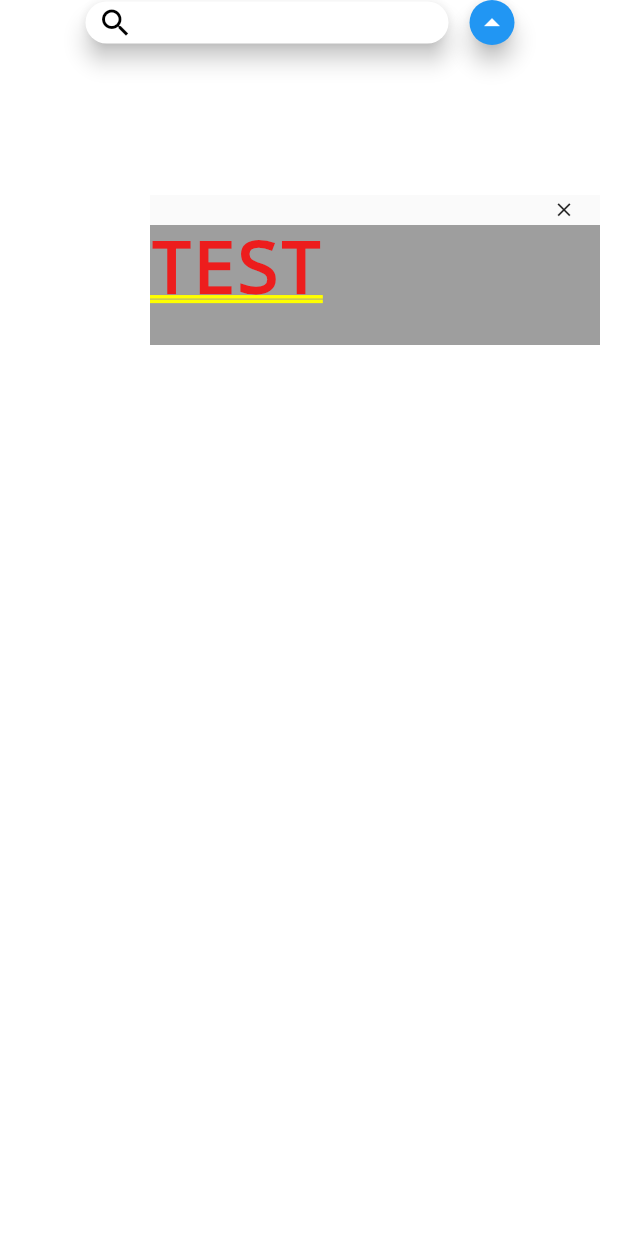
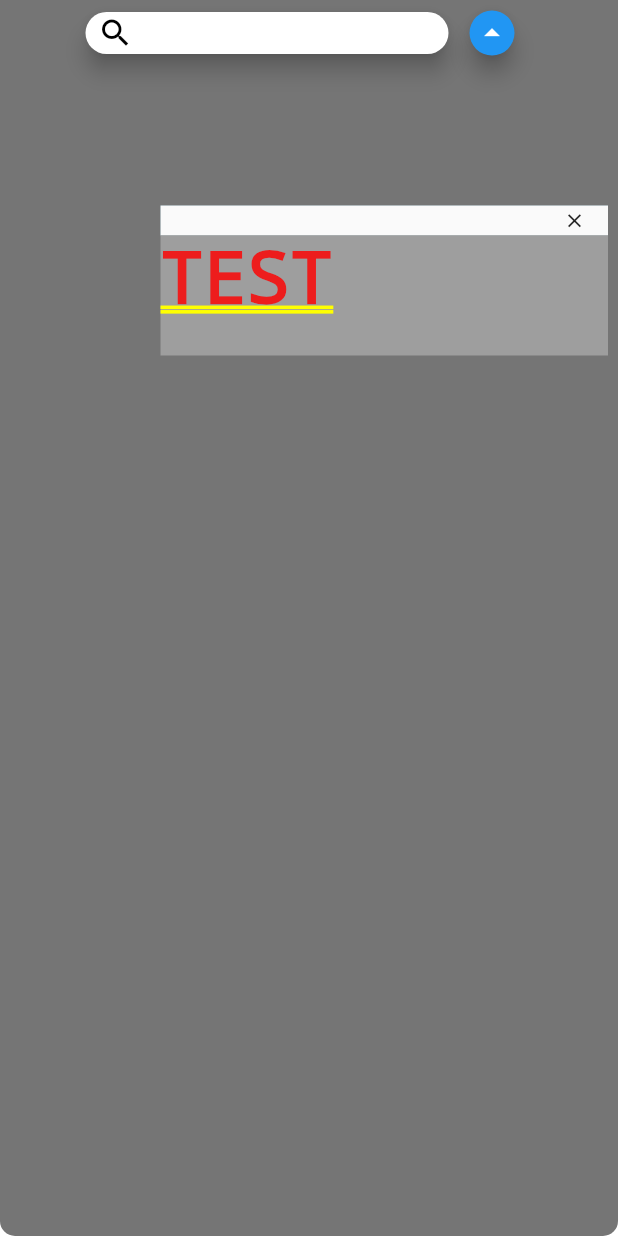
Before and after one commit to geppoo/junction, a Flutter app: the screen it shows after launch, after a tap on the "arrow drop down" icon, on a phone screen of 412 x 824 dp. Run offline on Flutter 3.47's test engine with Material 2 defaults, Android fonts, the phone set to English and light mode, and no system bars; our stand-ins replace easy_debounce, get; missing offline and left inert: bitsdojo_window, flutter_acrylic, hotkey_manager, window_manager; statements that could not run were skipped.

Commit message:
Added background color with rounded borders to junctionTopBar

```diff
--- a/lib/core/junction.dart
+++ b/lib/core/junction.dart
@@ -3,14 +3,20 @@ import 'package:hotkey_manager/hotkey_manager.dart';
 import 'package:junction/core/search_bar/junction_search_bar.dart';
 import 'package:junction/dashboard.dart';
 import 'package:provider/provider.dart';
-import 'package:junction/core/search_bar/junction_search_bar.dart';
 import '../config/hotkey_bindings.dart';
 import 'expand_button.dart';
 import 'junction_model.dart';
 
 ///Main Widget that render Junction top bar.
-class JunctionTopBar extends StatelessWidget {
+class JunctionTopBar extends StatefulWidget {
   const JunctionTopBar({Key? key}) : super(key: key);
+
+  @override
+  State<StatefulWidget> createState() => _JunctionTopBarState();
+}
+
+class _JunctionTopBarState extends State<JunctionTopBar> {
+  bool expanded = false;
 
   @override
   Widget build(BuildContext context) {
@@ -21,7 +27,25 @@ class JunctionTopBar extends StatelessWidget {
     HotKeyBindings hotKeyBindings = HotKeyBindings(context);
     hotKeyBindings.init(junctionModel.junctionSettings.hotKeys);
 
-    return Column(children: [
+    return AnimatedContainer(
+      decoration: const BoxDecoration(
+        color: Colors.black54,
+        borderRadius: BorderRadius.only(
+          bottomLeft: Radius.circular(10),
+          bottomRight: Radius.circular(10),
+        ),
+      ),
+      padding: const EdgeInsets.only(
+        left: 7,
+        right: 7,
+        top: 7,
+        bottom: 10,
+      ),
+      height: expanded ? junctionModel.junctionSettings.junctionBarHeight : 10,
+      duration: const Duration(seconds: 2),
+      child: Column(
+        mainAxisAlignment: MainAxisAlignment.center,
+        children: [
           ///Junction bar
           SizedBox(
             width: junctionModel.junctionSettings.junctionBarWidth,
@@ -29,7 +53,8 @@ class JunctionTopBar extends StatelessWidget {
             child: const Row(
               children: [
                 Expanded(
-              child: Row(children: [
+                  child: Row(
+                    children: [
                       Flexible(
                         flex: 1,
                         fit: FlexFit.tight,
@@ -40,7 +65,8 @@ class JunctionTopBar extends StatelessWidget {
                               suggestedLength: 5,
                             )),
                       ),
-              ]),
+                    ],
+                  ),
                 ),
                 //const WindowButtons(),
                 ExpandButton(),
@@ -59,6 +85,8 @@ class JunctionTopBar extends StatelessWidget {
               ),
             ),
           )
-    ]);
+        ],
+      ),
+    );
   }
 }
--- a/lib/core/junction_model.dart
+++ b/lib/core/junction_model.dart
@@ -32,8 +32,8 @@ class JunctionModel extends ChangeNotifier {
 
     if (!isDashboardVisible) {
       windowOptions = WindowOptions(
-        size: Size(junctionSettings.junctionBarWidth,
-            junctionSettings.junctionBarHeight),
+        size: Size(junctionSettings.junctionBarWidth ,
+            junctionSettings.junctionBarHeight + 1 + 17),
         alwaysOnTop: true,
         backgroundColor: Colors.transparent,
         skipTaskbar: false,
--- a/lib/main.dart
+++ b/lib/main.dart
@@ -24,7 +24,7 @@ Future<void> main() async {
 
   windowOptions = WindowOptions(
     size: Size(junctionSettings!.junctionBarWidth,
-        junctionSettings!.junctionBarHeight),
+        junctionSettings!.junctionBarHeight + 1 + 17),
     alwaysOnTop: true,
     backgroundColor: Colors.transparent,
     skipTaskbar: false,
```
Lines whose indentation alone changed are shown as unchanged.
